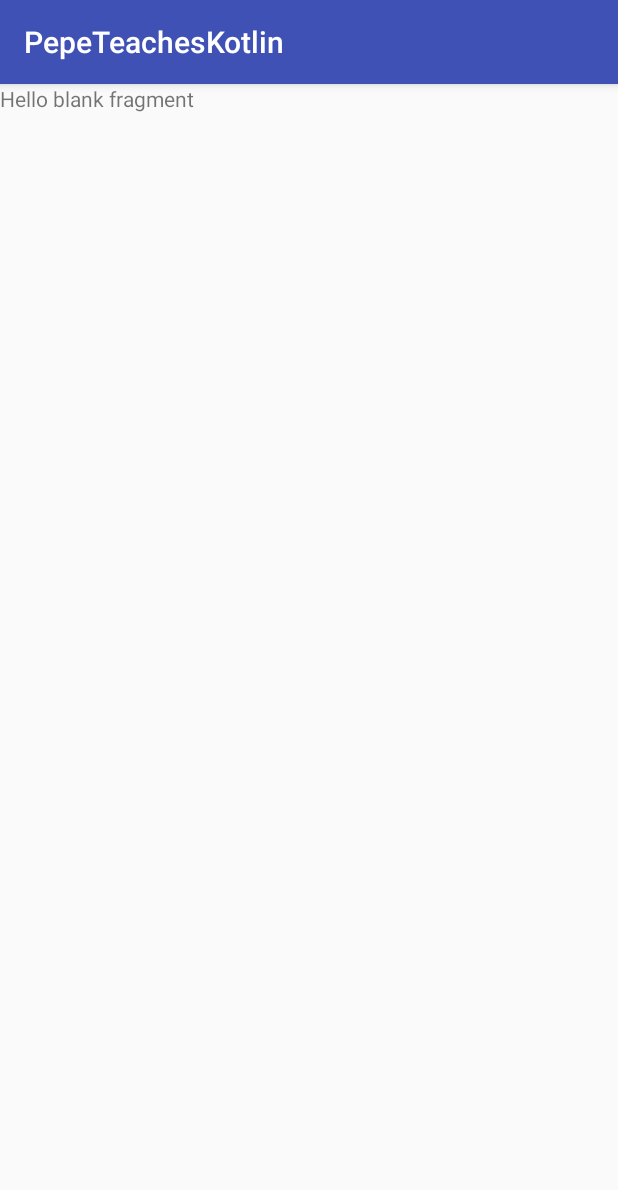
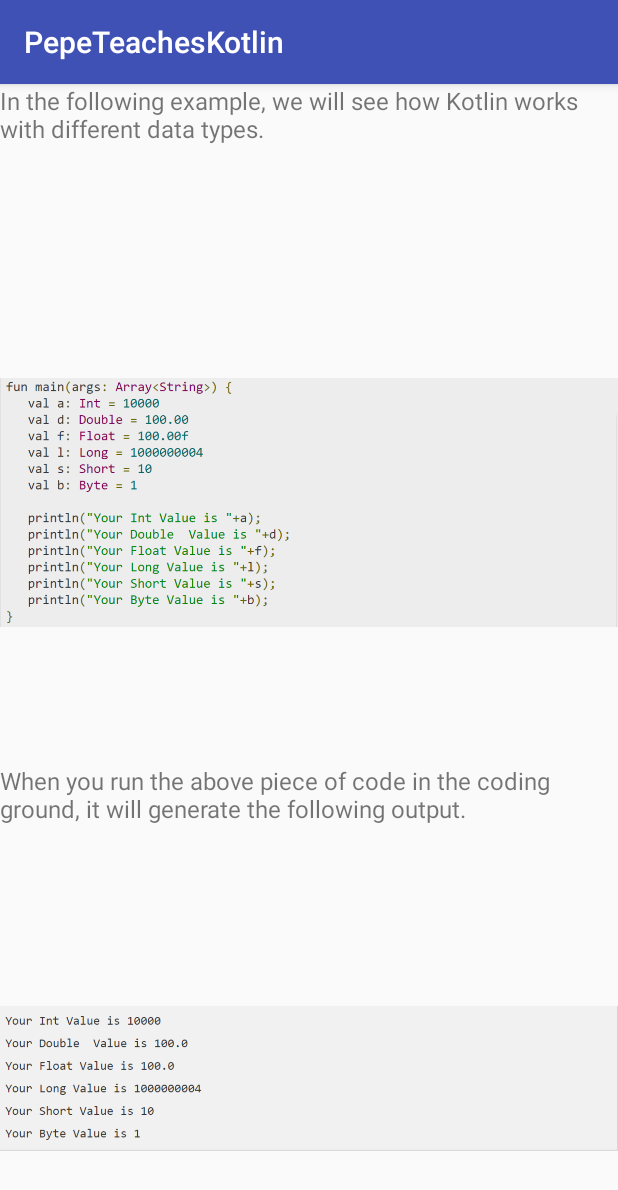
Before and after one commit to quentinkhoo/pepeteacheskotlin, an Android app: the fragment BasicTypesNumbersLessonPart2 shown on its own in the app's theme, on a phone screen of 412 x 824 dp. Shown: the top 1190 px of the screen. Run offline under Robolectric (Android 15) with nearby library versions, the phone set to English and light mode, and no system bars.

Commit message:
Update Number Lesson Fragment 2

```diff
--- a/app/src/main/res/layout/fragment_basic_types_numbers_lesson_part1.xml
+++ b/app/src/main/res/layout/fragment_basic_types_numbers_lesson_part1.xml
@@ -12,22 +12,26 @@
         android:layout_height="0dp"
         android:layout_weight="0.3"
         android:textSize="20sp"
+        android:background="@null"
         android:text="@string/chapter1_lesson_numbers" />
 
     <TextView
         android:layout_width="match_parent"
         android:layout_height="0dp"
         android:layout_weight="0.5"
+        android:background="@null"
         android:text="@string/chapter1_lesson_numbers_part1"
         android:textSize="8sp"
         android:textStyle="bold" />
 
     <TableLayout
+        android:background="@null"
         android:layout_width="match_parent"
         android:layout_height="0dp"
         android:layout_weight="3">
 
         <TableRow
+            android:background="@null"
             android:layout_width="match_parent"
             android:layout_height="match_parent" >
 
@@ -50,6 +54,7 @@
         </TableRow>
 
         <TableRow
+            android:background="@null"
             android:layout_width="match_parent"
             android:layout_height="match_parent" >
 
--- a/app/src/main/res/layout/fragment_basic_types_numbers_lesson_part2.xml
+++ b/app/src/main/res/layout/fragment_basic_types_numbers_lesson_part2.xml
@@ -1,14 +1,44 @@
 <?xml version="1.0" encoding="utf-8"?>
-<FrameLayout xmlns:android="http://schemas.android.com/apk/res/android"
+<LinearLayout xmlns:android="http://schemas.android.com/apk/res/android"
+    xmlns:app="http://schemas.android.com/apk/res-auto"
     xmlns:tools="http://schemas.android.com/tools"
     android:layout_width="match_parent"
     android:layout_height="match_parent"
+    android:orientation="vertical"
     tools:context=".BasicTypesNumbersLessonPart2">
 
     <!-- TODO: Update blank fragment layout -->
     <TextView
         android:layout_width="match_parent"
-        android:layout_height="match_parent"
-        android:text="@string/hello_blank_fragment" />
+        android:layout_height="0dp"
+        android:layout_weight="3"
+        android:textSize="16sp"
+        android:background="@null"
+        android:text="@string/chapter1_lesson_numbers_part2_1" />
 
-</FrameLayout>
+    <ImageView
+        android:id="@+id/numbersLessonImage1"
+        android:layout_width="match_parent"
+        android:layout_height="0dp"
+        android:layout_weight="10"
+        android:background="@null"
+        android:src="@drawable/numbers_lesson1" />
+
+    <TextView
+        android:layout_width="match_parent"
+        android:layout_height="0dp"
+        android:layout_weight="3"
+        android:textSize="16sp"
+        android:background="@null"
+        android:text="@string/chapter1_lesson_numbers_part2_2" />
+
+    <ImageView
+        android:id="@+id/numbersLessonImage2"
+        android:layout_width="match_parent"
+        android:layout_height="0dp"
+        android:layout_weight="6"
+        android:background="@null"
+        android:src="@drawable/numbers_lesson2" />
+
+
+</LinearLayout>
--- a/app/src/main/res/values/strings.xml
+++ b/app/src/main/res/values/strings.xml
@@ -23,6 +23,11 @@
     <string name="chapter1_lesson_numbers_part1">The representation of numbers in Kotlin is pretty similar to Java,
          however, Kotlin does not allow internal conversion of different data types.
         Following table lists different variable lengths for different numbers.</string>
+    <string name="chapter1_lesson_numbers_part2_1">In the following example, we will see how Kotlin
+        works with different data types.</string>
+    <string name="chapter1_lesson_numbers_part2_2">When you run the above piece of code in the coding ground,
+        it will generate the following output.</string>
+
 
 
 </resources>
```
Also changed, not shown: app/src/main/res/drawable/numbers_lesson1.png (added), app/src/main/res/drawable/numbers_lesson2.png (added).
